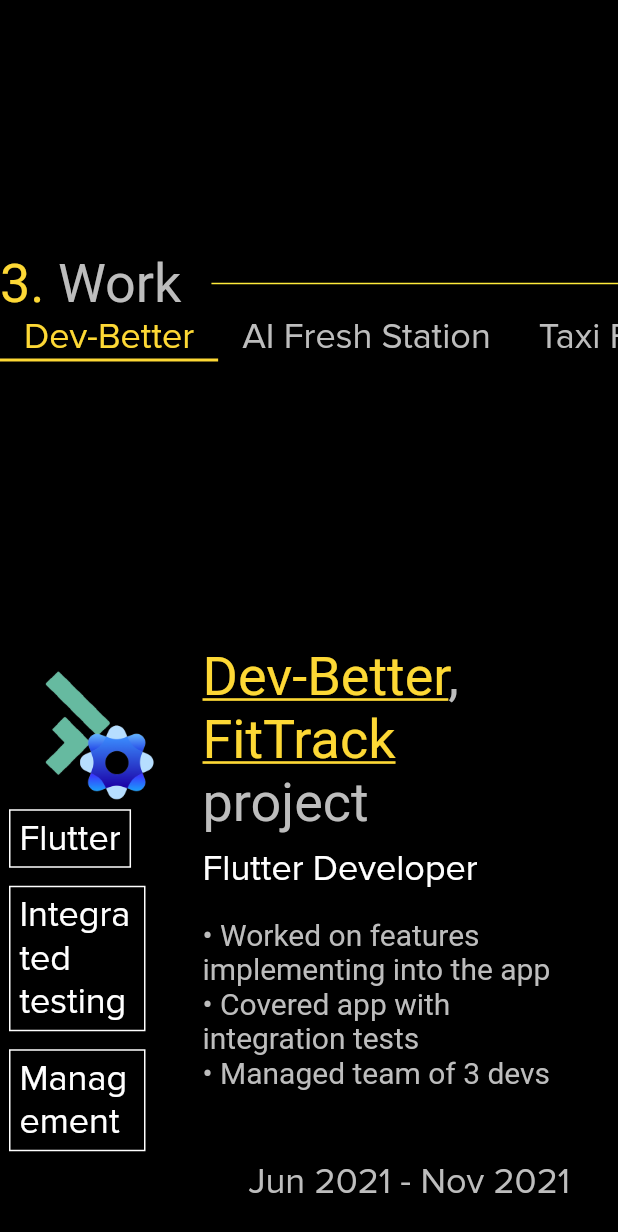
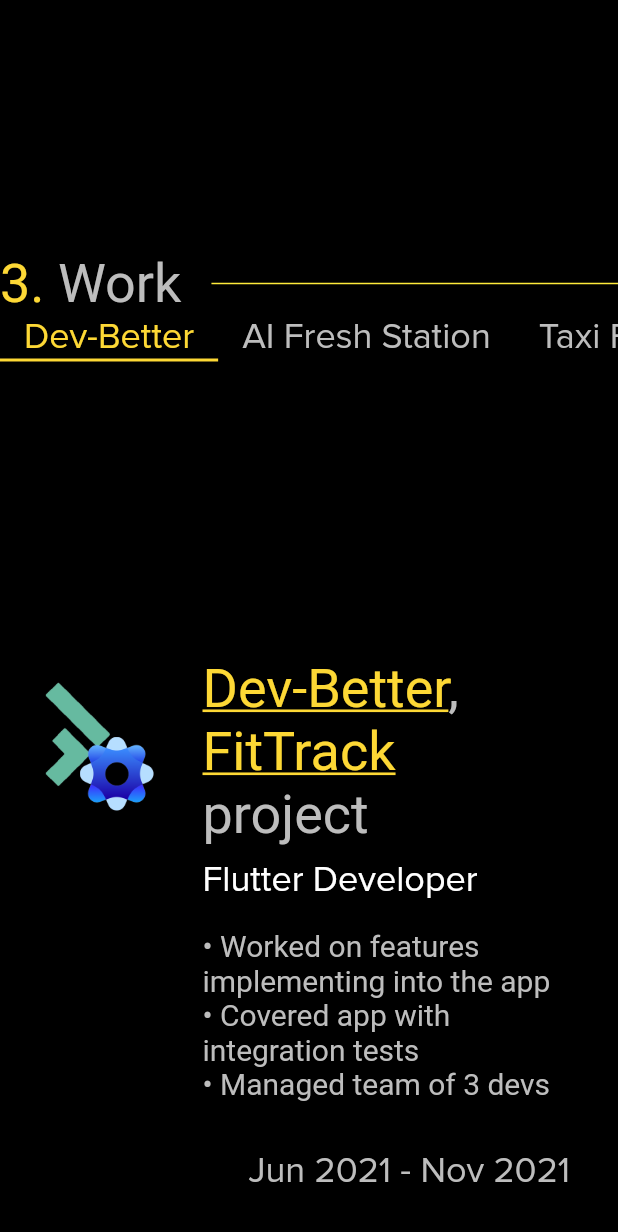
Before and after one commit to vkram2711/Resume, a Flutter app: the screen it shows after launch, scrolled down 2304 dp, on a phone screen of 412 x 824 dp. Shown: the top 1232 px of the screen. Run offline on Flutter 3.47's test engine with Material 2 defaults, Android fonts, the phone set to English and light mode, and no system bars; our stand-ins replace flutter_svg.

Commit message:
fix minor bugs

```diff
--- a/lib/app_body.dart
+++ b/lib/app_body.dart
@@ -29,7 +29,7 @@ class _AppBodyState extends State<AppBody> {
           backgroundColor: Colors.black,
           body: LayoutBuilder(
             builder: (BuildContext context, BoxConstraints constraints) {
-              if (constraints.maxWidth > 1050) {
+              if (constraints.maxWidth > 1050 && constraints.maxHeight > 625) {
                 return WebScreen(currentPage.toInt(), _updatePage);
               } else {
                 return MobileScreen(currentPage, constraints.maxHeight, _updatePage);
--- a/lib/widgets/work_card.dart
+++ b/lib/widgets/work_card.dart
@@ -1,6 +1,7 @@
 import 'package:flutter/material.dart';
 import 'package:resume/models/job_model.dart';
 import 'package:resume/widgets/company_logo.dart';
+import 'package:resume/widgets/inherited/resume_inherited.dart';
 import 'package:resume/widgets/skill_badge.dart';
 import 'package:resume/widgets/text/primary_text.dart';
 import 'package:resume/widgets/text/secondary_header_text.dart';
@@ -13,9 +14,12 @@ class WorkCard extends StatelessWidget {
   @override
   Widget build(BuildContext context) {
     List<Widget> skills = [];
-    for (int i = 0; i < jobModel.skills.length; i++) {
-      skills.add(SkillBadge(jobModel.skills[i]));
+    if(ResumeInherited.of(context).isWeb) {
+      for (int i = 0; i < jobModel.skills.length; i++) {
+        skills.add(SkillBadge(jobModel.skills[i]));
+      }
     }
+
     return Column(
       mainAxisAlignment: MainAxisAlignment.center,
       children: [
```
